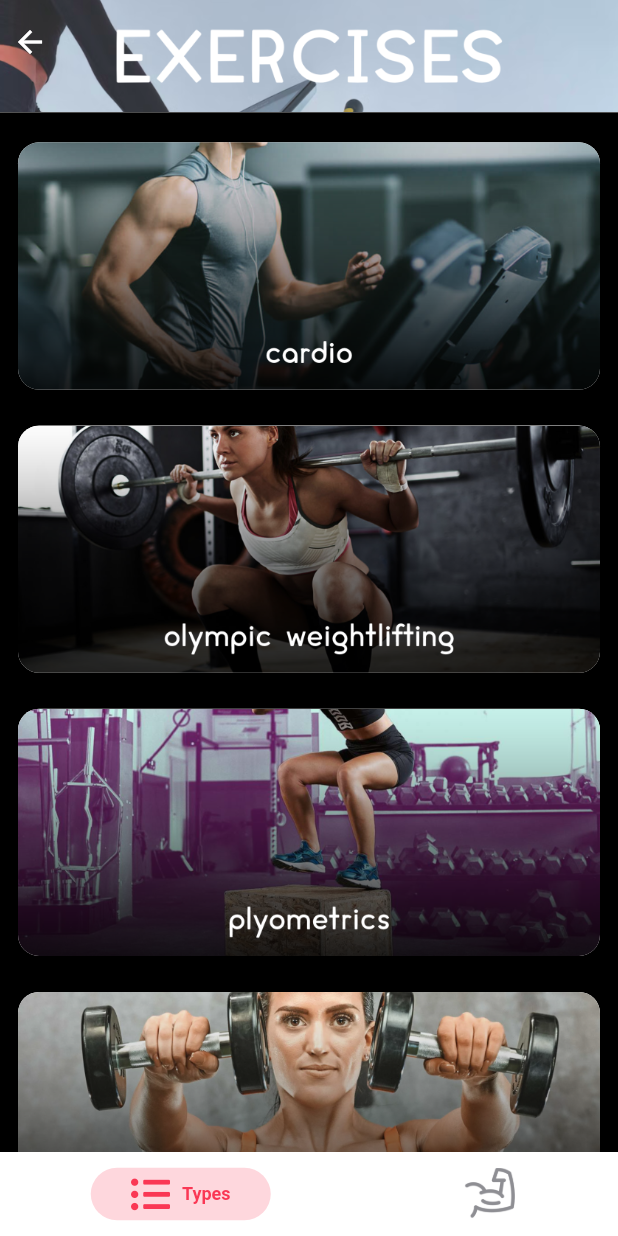
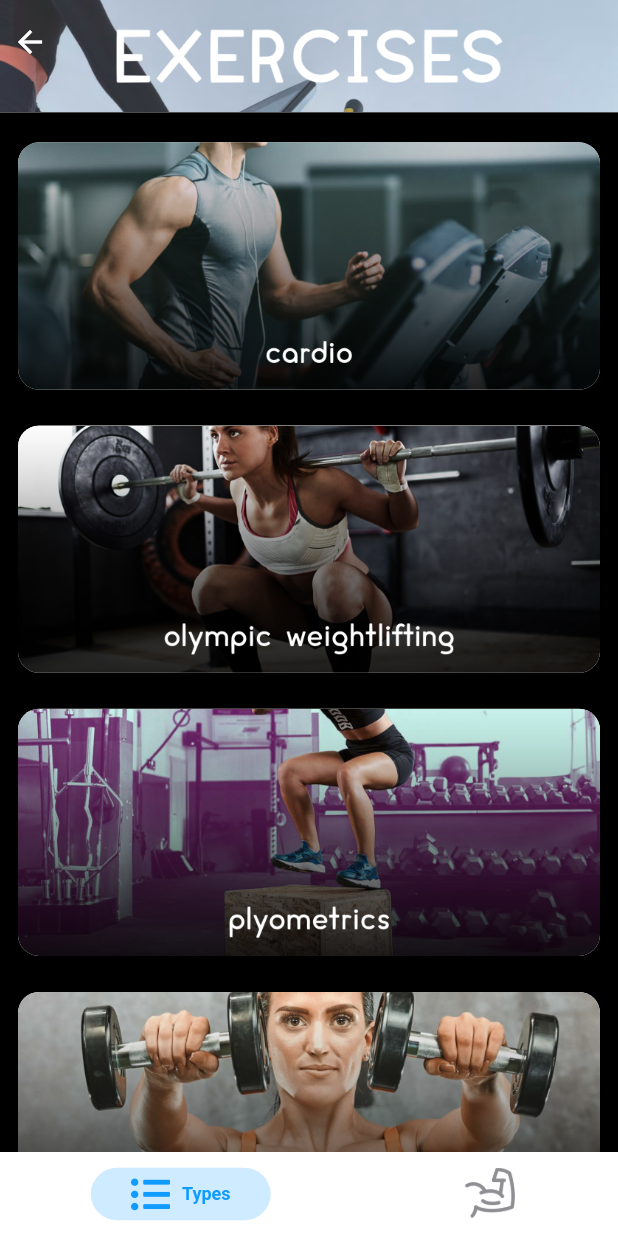
Before and after one commit to Prince2347X/heal, a Flutter app: the ExerciseScreen screen opened directly, on a phone screen of 412 x 824 dp. Run offline on Flutter 3.47's test engine with Material 2 defaults, Android fonts, the light colour scheme and no system bars; drawn by our look-alikes of persistent_bottom_nav_bar; our stand-ins replace flip_card, fluttericon; network calls fail.

Commit message:
changed the color of exercises page accordingly

```diff
--- a/lib/screens/exercises.dart
+++ b/lib/screens/exercises.dart
@@ -40,13 +40,13 @@ class _ExerciseScreenState extends State<ExerciseScreen> {
                   PersistentBottomNavBarItem(
                     icon: const Icon(FontAwesome5.list_ul),
                     title: "Types",
-                    activeColorPrimary: const Color(0xfffa3754),
+                    activeColorPrimary: const Color(0xff0f9bff),
                   ),
                   PersistentBottomNavBarItem(
                     icon: const ImageIcon(AssetImage("assets/muscle_icon.png"),
                         size: 38),
                     title: "Muscles",
-                    activeColorPrimary: const Color(0xfffa3754),
+                    activeColorPrimary: const Color(0xff0f9bff),
                   )
                 ],
               ))
--- a/lib/screens/exercises_by_muscle.dart
+++ b/lib/screens/exercises_by_muscle.dart
@@ -109,7 +109,7 @@ Widget displayExercise(BuildContext context, name, type, muscle, equipment,
                         softWrap: true,
                         style: const TextStyle(
                             fontWeight: FontWeight.bold,
-                            color: Color(0xfffa3754),
+                            color: Color(0xff0f9bff),
                             fontSize: 24),
                       ),
                     ),
--- a/lib/screens/exercises_by_type.dart
+++ b/lib/screens/exercises_by_type.dart
@@ -54,7 +54,9 @@ class _ExerciseDetailsByTypeScreenState extends State<ExerciseDetailsByTypeScree
               child: Visibility(
                 visible: isLoaded,
                 replacement: const Center(
-                  child: CircularProgressIndicator(),
+                  child: CircularProgressIndicator(
+                    color: Color(0xff0f9bff),
+                  ),
                 ),
                 child: exercises == []
                     ? errorScreen()
@@ -106,7 +108,7 @@ Widget displayExercise(BuildContext context, name, type, muscle, equipment,
                         softWrap: true,
                         style: const TextStyle(
                             fontWeight: FontWeight.bold,
-                            color: Color(0xfffa3754),
+                            color: Color(0xff0f9bff),
                             fontSize: 24),
                       ),
                     ),
```
